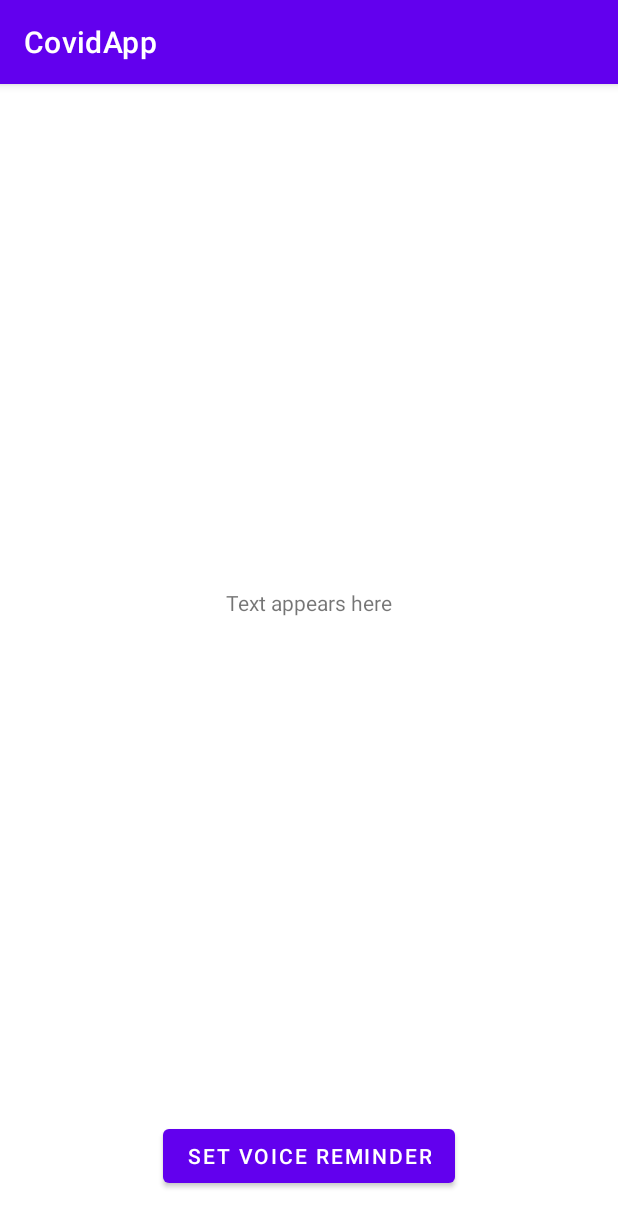
After one commit to wota-n/CovidApp, an Android app: the voiceToTextActivity screen opened directly, with no data from a screen before it, on a phone screen of 412 x 824 dp. The commit adds this screen. Shown: the top 1227 px of the screen. Run offline under Robolectric (Android 15) with nearby library versions, the phone set to English and light mode, and no system bars.

Commit message:
added voice to text feature

```diff
--- /dev/null
+++ b/app/src/main/java/com/inti/covidapp/voiceToTextActivity.kt
@@ -0,0 +1,45 @@
+package com.inti.covidapp
+
+import android.app.Activity
+import android.content.Intent
+import androidx.appcompat.app.AppCompatActivity
+import android.os.Bundle
+import android.speech.RecognizerIntent
+import android.speech.SpeechRecognizer
+import android.widget.Toast
+import kotlinx.android.synthetic.main.activity_voice_to_text.*
+import java.util.*
+
+class voiceToTextActivity : AppCompatActivity() {
+    private val RQ_SPEECH_REC = 102
+    override fun onCreate(savedInstanceState: Bundle?) {
+        super.onCreate(savedInstanceState)
+        setContentView(R.layout.activity_voice_to_text)
+
+        btn_button.setOnClickListener{
+            askSpeechInput()
+        }
+    }
+
+    override fun onActivityResult(requestCode: Int, resultCode: Int, data: Intent?) {
+        super.onActivityResult(requestCode, resultCode, data)
+
+        if(requestCode == RQ_SPEECH_REC && resultCode == Activity.RESULT_OK) {
+            val result = data?.getStringArrayListExtra(RecognizerIntent.EXTRA_RESULTS)
+            tvText.text = result?.get(0).toString()
+        }
+
+    }
+
+    private fun askSpeechInput(){
+        if (!SpeechRecognizer.isRecognitionAvailable(this)){
+            Toast.makeText(this, "Speech recognition is not available", Toast.LENGTH_SHORT).show()
+        } else {
+            val i = Intent(RecognizerIntent.ACTION_RECOGNIZE_SPEECH)
+            i.putExtra(RecognizerIntent.EXTRA_LANGUAGE_MODEL, RecognizerIntent.LANGUAGE_MODEL_FREE_FORM)
+            i.putExtra(RecognizerIntent.EXTRA_LANGUAGE_MODEL, Locale.getDefault())
+            i.putExtra(RecognizerIntent.EXTRA_PROMPT, "Say something!")
+            startActivityForResult(i, RQ_SPEECH_REC)
+        }
+    }
+}
--- /dev/null
+++ b/app/src/main/res/layout/activity_voice_to_text.xml
@@ -0,0 +1,30 @@
+<?xml version="1.0" encoding="utf-8"?>
+<androidx.constraintlayout.widget.ConstraintLayout xmlns:android="http://schemas.android.com/apk/res/android"
+    xmlns:app="http://schemas.android.com/apk/res-auto"
+    xmlns:tools="http://schemas.android.com/tools"
+    android:layout_width="match_parent"
+    android:layout_height="match_parent"
+    tools:context=".voiceToTextActivity">
+
+    <Button
+        android:id="@+id/btn_button"
+        android:layout_width="wrap_content"
+        android:layout_height="wrap_content"
+        android:text="Set Voice Reminder"
+        app:layout_constraintBottom_toBottomOf="parent"
+        app:layout_constraintEnd_toEndOf="parent"
+        app:layout_constraintStart_toStartOf="parent"
+        app:layout_constraintTop_toTopOf="parent"
+        app:layout_constraintVertical_bias="0.959" />
+
+    <TextView
+        android:id="@+id/tvText"
+        android:layout_width="wrap_content"
+        android:layout_height="wrap_content"
+        android:layout_margin="20dp"
+        android:text="Text appears here"
+        app:layout_constraintBottom_toTopOf="@+id/btn_button"
+        app:layout_constraintEnd_toEndOf="parent"
+        app:layout_constraintStart_toStartOf="parent"
+        app:layout_constraintTop_toTopOf="parent" />
+</androidx.constraintlayout.widget.ConstraintLayout>
```
Also changed, not shown: app/src/main/AndroidManifest.xml (+6 -4 lines), app/src/main/java/com/inti/covidapp/MainActivity.java (+40 -14 lines), app/src/main/res/layout/activity_main.xml (+25 -2 lines).
